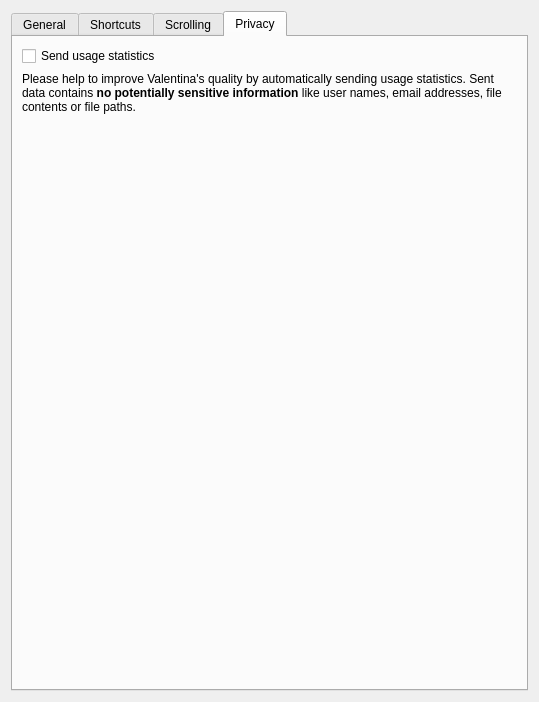
Above: src/app/puzzle/dialogs/configpages/puzzlepreferencesconfigurationpage.ui from dismine/valentina before the change. Below: the same form after it.
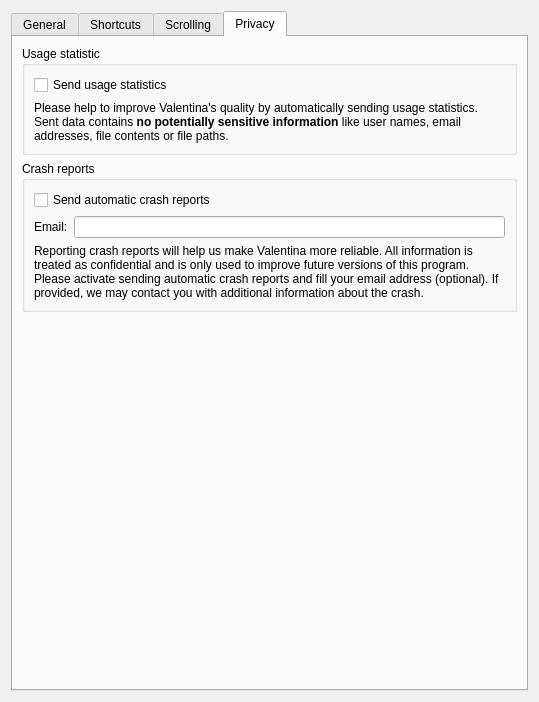
That is the form after the change. The open tabs and pages were chosen to show the change.

Commit message: Automatic crash reports.

```diff
--- a/src/app/puzzle/dialogs/configpages/puzzlepreferencesconfigurationpage.ui
+++ b/src/app/puzzle/dialogs/configpages/puzzlepreferencesconfigurationpage.ui
@@ -522,7 +522,13 @@
       <attribute name="title">
        <string>Privacy</string>
       </attribute>
-      <layout class="QVBoxLayout" name="verticalLayout_11">
+      <layout class="QVBoxLayout" name="verticalLayout_14">
+       <item>
+        <widget class="QGroupBox" name="groupBox_12">
+         <property name="title">
+          <string>Usage statistic</string>
+         </property>
+         <layout class="QVBoxLayout" name="verticalLayout_13">
        <item>
         <widget class="QCheckBox" name="checkBoxSendUsageStatistics">
          <property name="text">
@@ -531,13 +537,60 @@
         </widget>
        </item>
        <item>
-        <widget class="QLabel" name="label">
+           <widget class="QLabel" name="label_15">
          <property name="text">
           <string>Please help to improve Valentina's quality by automatically sending usage statistics. Sent data contains &lt;span style=&quot; font-weight:700;&quot;&gt;no potentially sensitive information&lt;/span&gt; like user names, email addresses, file contents or file paths.</string>
          </property>
          <property name="wordWrap">
           <bool>true</bool>
          </property>
+           </widget>
+          </item>
+         </layout>
+        </widget>
+       </item>
+       <item>
+        <widget class="QGroupBox" name="groupBoxCrashReports">
+         <property name="title">
+          <string>Crash reports</string>
+         </property>
+         <layout class="QVBoxLayout" name="verticalLayout_11">
+          <item>
+           <widget class="QCheckBox" name="checkBoxSendCrashReports">
+            <property name="text">
+             <string>Send automatic crash reports</string>
+            </property>
+           </widget>
+          </item>
+          <item>
+           <layout class="QHBoxLayout" name="horizontalLayout_6">
+            <item>
+             <widget class="QLabel" name="label_7">
+              <property name="text">
+               <string>Email:</string>
+              </property>
+             </widget>
+            </item>
+            <item>
+             <widget class="QLineEdit" name="lineEditCrashUserEmail">
+              <property name="clearButtonEnabled">
+               <bool>true</bool>
+              </property>
+             </widget>
+            </item>
+           </layout>
+          </item>
+          <item>
+           <widget class="QLabel" name="label_9">
+            <property name="text">
+             <string>Reporting crash reports will help us make Valentina more reliable. All information is treated as confidential and is only used to improve future versions of this program. Please activate sending automatic crash reports and fill your email address (optional). If provided, we may contact you with additional information about the crash.</string>
+            </property>
+            <property name="wordWrap">
+             <bool>true</bool>
+            </property>
+           </widget>
+          </item>
+         </layout>
         </widget>
        </item>
        <item>
```
Lines whose indentation alone changed are shown as unchanged. The commit also changes 53 other files.
